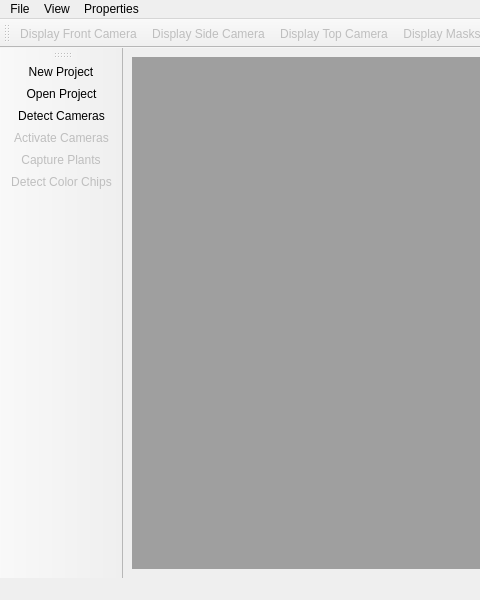
Old version of the form mainwindow.ui in the repository DryFrost/PhotogonMDI; both pictures show x 0 to 480 and y 0 to 600 of the 800 by 600 pixel window.
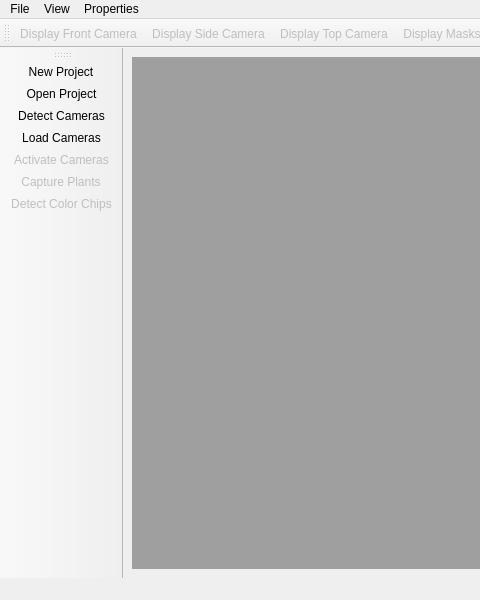
New version of the form. Icons and pictures are not drawn.

```diff
--- a/mainwindow.ui
+++ b/mainwindow.ui
@@ -80,6 +80,7 @@
    <addaction name="actionNew_Project"/>
    <addaction name="actionOpen_Project"/>
    <addaction name="actionDetect_Cameras"/>
+   <addaction name="actionLoad_Cameras"/>
    <addaction name="actionActivate_Cameras"/>
    <addaction name="actionOpen_Camera"/>
    <addaction name="actionDetect_Color_Chips"/>
@@ -217,6 +218,11 @@
     <string>Detect Cameras</string>
    </property>
   </action>
+  <action name="actionLoad_Cameras">
+   <property name="text">
+    <string>Load Cameras</string>
+   </property>
+  </action>
  </widget>
  <resources/>
  <connections/>
```
